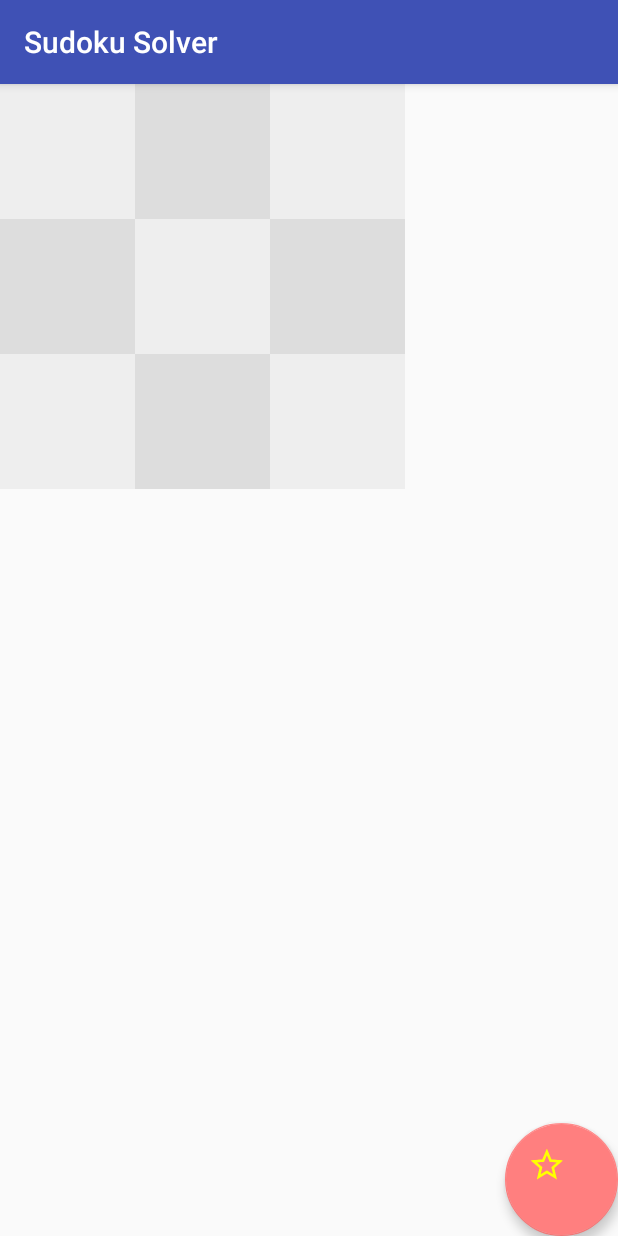
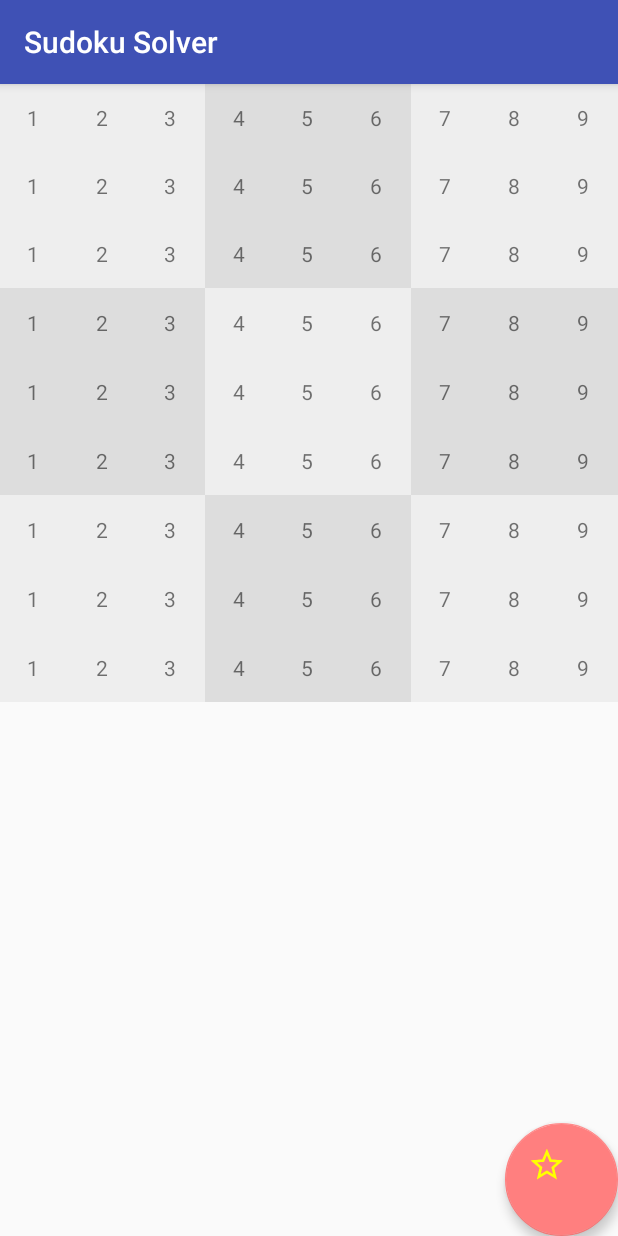
Before and after one commit to showdpro/Ultimate-Sudoku-Solver, an Android app: the screen it shows after launch (MainActivity), on a phone screen of 412 x 824 dp. Run offline under Robolectric (Android 15) with nearby library versions, the light colour scheme and no system bars.

Commit message:
I adapted the size of the puzzle to fit the screen when Build Version < LOLLIPOP. I converted the EditTexts to TextViews to show the bug lies finding the Kotlin's extension of setText. Of course, I still need the cell views to have the editTexts, so I must find a solution.

```diff
--- a/app/src/main/java/com/example/john/sudokusolver/SudokuPuzzleFragment.kt
+++ b/app/src/main/java/com/example/john/sudokusolver/SudokuPuzzleFragment.kt
@@ -1,17 +1,16 @@
 package com.example.john.sudokusolver
 
+import android.annotation.SuppressLint
 import android.app.Fragment
+import android.content.res.Configuration
+import android.graphics.Point
 import android.os.Build
 import android.os.Bundle
-import android.util.Log
-import android.view.Gravity
 import android.view.LayoutInflater
 import android.view.View
 import android.view.ViewGroup
-import android.widget.EditText
 import android.widget.GridLayout
-import kotlinx.android.synthetic.main.light_cell_layout.view.largeDigit as light_large_digit
-import kotlinx.android.synthetic.main.dark_cell_layout.view.largeDigit as dark_large_digit
+import kotlinx.android.synthetic.main.light_cell_layout.view.*
 import kotlinx.android.synthetic.main.sudoku_puzzle_grid_layout.view.*
 
 /**
@@ -34,62 +33,54 @@ class SudokuPuzzleFragment : Fragment() {
 //        mSudokuSolver.save(outState)
     }
 
+    @SuppressLint("NewApi")
     override fun onCreateView(inflater: LayoutInflater, container: ViewGroup?, savedInstanceState: Bundle?): View? {
         val view = inflater.inflate(R.layout.sudoku_puzzle_grid_layout, container, false)
 
-        // TODO copy puzzle state into puzzleLayout
-//        puzzleLayout = view.puzzleLayout
-        puzzleLayout = view.findViewById<GridLayout>(R.id.puzzleLayout)
-        puzzleLayout.removeAllViews()
+        puzzleLayout = view.puzzleLayout
 
         puzzleLayout.columnCount = SudokuPuzzleSolver.MAX_LENGTH
         puzzleLayout.rowCount = SudokuPuzzleSolver.MAX_LENGTH
         puzzleLayout.orientation = GridLayout.HORIZONTAL
+        puzzleLayout.alignmentMode = GridLayout.ALIGN_BOUNDS
 
-        var layoutParams : GridLayout.LayoutParams
+        val layoutParams: GridLayout.LayoutParams = when {
+            Build.VERSION.SDK_INT >= Build.VERSION_CODES.LOLLIPOP -> {
+                val rowSpec = GridLayout.spec(GridLayout.UNDEFINED, 1, 1f)
+                val columnSpec = GridLayout.spec(GridLayout.UNDEFINED, 1, 1f)
+                GridLayout.LayoutParams(rowSpec, columnSpec)
+            }
+            else -> {
+                val width = if (resources.configuration.orientation == Configuration.ORIENTATION_PORTRAIT) {
+                    val size = Point()
+                    activity.windowManager.defaultDisplay.getSize(size)
+                    size.x / SudokuPuzzleSolver.MAX_LENGTH
+                } else {
+                    ViewGroup.LayoutParams.WRAP_CONTENT
+                }
+                GridLayout.LayoutParams(ViewGroup.LayoutParams(width, width))
+            }
+        }
 
         // Populate the cells in the puzzle layout
+        var digit: String
         var cellView: View
         for (row in 0 until puzzleLayout.rowCount) {
             for (column in 0 until puzzleLayout.columnCount) {
-                if ( (column / 3 + row / 3) % 2 == 0) {
-                    cellView = inflater.inflate(R.layout.light_cell_layout, puzzleLayout, false)
-//                    Log.d("gui", cellView.toString())
+                cellView = inflater.inflate(
+                        if ( (column / 3 + row / 3) % 2 == 0) R.layout.light_cell_layout
+                        else R.layout.dark_cell_layout,
+                        null)
+                // TODO copy the contents of puzzle data into cell
 
-                    // TODO copy the contents of puzzle data into cell
-//                    Log.d("data", (column+1).toString(10))
-                    val digit = (column + 1).toString(10)
-//                    cellView.findViewById<EditText>(R.id.largeDigit)?.setText(digit)
-                    cellView.dark_large_digit.setText(digit)
-                } else {
-                    cellView = inflater.inflate(R.layout.dark_cell_layout, puzzleLayout, false)
-
-                    // TODO copy the contents of puzzle data into cell
-//                    Log.d("data", (column+1).toString(10))
-                    val digit = (column + 1).toString(10)
-//                    cellView.findViewById<EditText>(R.id.largeDigit)?.setText(digit)
-                    cellView.light_large_digit.setText(digit)
-                }
+                digit = (column + 1).toString(10)
+                cellView.largeDigit.text = digit
 
                 // Add the cell to the puzzle layout
-                if (Build.VERSION.SDK_INT >= Build.VERSION_CODES.LOLLIPOP && false) {
-                    layoutParams = GridLayout.LayoutParams(
-                            GridLayout.spec(row, 1, 1f),
-                            GridLayout.spec(column, 1, 1f))
-                } else {
-                    layoutParams = GridLayout.LayoutParams(
-                            ViewGroup.LayoutParams(ViewGroup.LayoutParams.WRAP_CONTENT,
-                                    ViewGroup.LayoutParams.WRAP_CONTENT))
-                    layoutParams.setGravity(Gravity.NO_GRAVITY)
-                }
-                puzzleLayout.addView(cellView, layoutParams)
+                puzzleLayout.addView(cellView, GridLayout.LayoutParams(layoutParams))
             }
         }
 
-//        // Resize the GridLayout to wrap contents
-//        if (Build.VERSION.SDK_INT < Build.VERSION_CODES.LOLLIPOP && false) {
-//            puzzleLayout.viewTreeObserver
-//        }
         return view
     }
 }
--- a/app/src/main/res/layout/dark_cell_layout.xml
+++ b/app/src/main/res/layout/dark_cell_layout.xml
@@ -7,7 +7,7 @@
     android:background="@color/cell_dark_background"
     >
 
-    <EditText
+    <TextView
         android:id="@+id/largeDigit"
         android:layout_width="wrap_content"
         android:layout_height="wrap_content"
--- a/app/src/main/res/layout/light_cell_layout.xml
+++ b/app/src/main/res/layout/light_cell_layout.xml
@@ -7,7 +7,7 @@
     android:background="@color/cell_light_background"
     >
 
-    <EditText
+    <TextView
         android:id="@+id/largeDigit"
         android:layout_width="wrap_content"
         android:layout_height="wrap_content"
```
